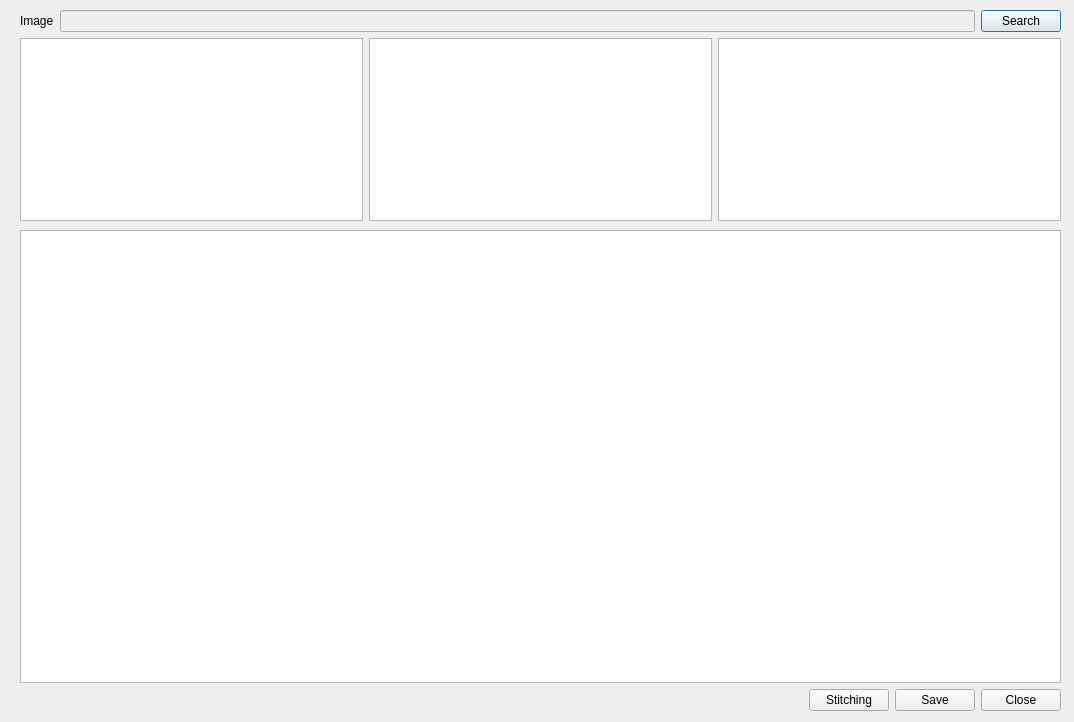
Above: image_stitching.ui from jasonjin34/hiwi-imageprocessing before the change. Below: the same form after it.
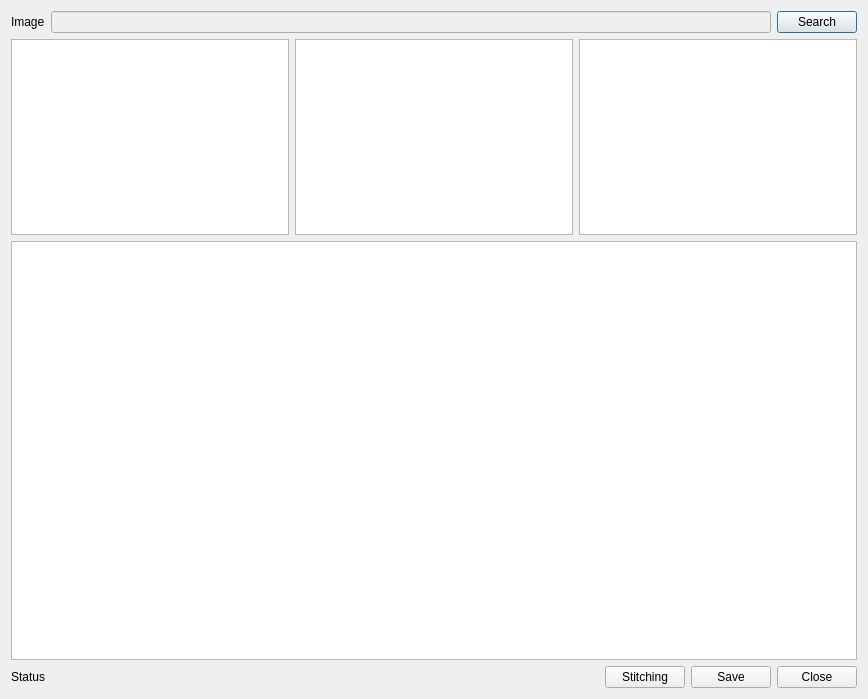
That is the form after the change.

```diff
--- a/image_stitching.ui
+++ b/image_stitching.ui
@@ -6,8 +6,8 @@
    <rect>
     <x>0</x>
     <y>0</y>
-    <width>1074</width>
-    <height>722</height>
+    <width>868</width>
+    <height>699</height>
    </rect>
   </property>
   <property name="sizePolicy">
@@ -19,15 +19,8 @@
   <property name="windowTitle">
    <string>Image Stitching</string>
   </property>
-  <widget class="QWidget" name="layoutWidget">
-   <property name="geometry">
-    <rect>
-     <x>20</x>
-     <y>10</y>
-     <width>1041</width>
-     <height>211</height>
-    </rect>
-   </property>
+  <layout class="QVBoxLayout" name="verticalLayout" stretch="1,2">
+   <item>
    <layout class="QGridLayout" name="gridLayout_4">
     <item row="0" column="0">
      <layout class="QGridLayout" name="gridLayout_3">
@@ -89,16 +82,8 @@
      </layout>
     </item>
    </layout>
-  </widget>
-  <widget class="QWidget" name="layoutWidget">
-   <property name="geometry">
-    <rect>
-     <x>20</x>
-     <y>230</y>
-     <width>1041</width>
-     <height>481</height>
-    </rect>
-   </property>
+   </item>
+   <item>
    <layout class="QGridLayout" name="gridLayout_5">
     <item row="0" column="0">
      <widget class="QGraphicsView" name="stitching_result">
@@ -112,44 +97,52 @@
     </item>
     <item row="1" column="0">
      <layout class="QGridLayout" name="gridLayout">
-      <item row="0" column="0">
+       <item row="2" column="2">
+        <widget class="QPushButton" name="transf_button">
+         <property name="text">
+          <string>Stitching</string>
+         </property>
+        </widget>
+       </item>
+       <item row="2" column="1">
        <spacer name="horizontalSpacer">
         <property name="orientation">
          <enum>Qt::Horizontal</enum>
         </property>
         <property name="sizeHint" stdset="0">
          <size>
-          <width>838</width>
+           <width>548</width>
           <height>20</height>
          </size>
         </property>
        </spacer>
       </item>
-      <item row="0" column="4">
+       <item row="2" column="5">
        <widget class="QPushButton" name="closeGUI">
         <property name="text">
          <string>Close</string>
         </property>
        </widget>
       </item>
-      <item row="0" column="2">
+       <item row="2" column="3">
        <widget class="QPushButton" name="saveImage_button">
         <property name="text">
          <string>Save</string>
         </property>
        </widget>
       </item>
-      <item row="0" column="1">
-       <widget class="QPushButton" name="transf_button">
+       <item row="2" column="0">
+        <widget class="QLabel" name="status_label">
         <property name="text">
-         <string>Stitching</string>
+          <string>Status                                     </string>
         </property>
        </widget>
       </item>
      </layout>
     </item>
    </layout>
-  </widget>
+   </item>
+  </layout>
  </widget>
  <resources/>
  <connections/>
```
Lines whose indentation alone changed are shown as unchanged.
